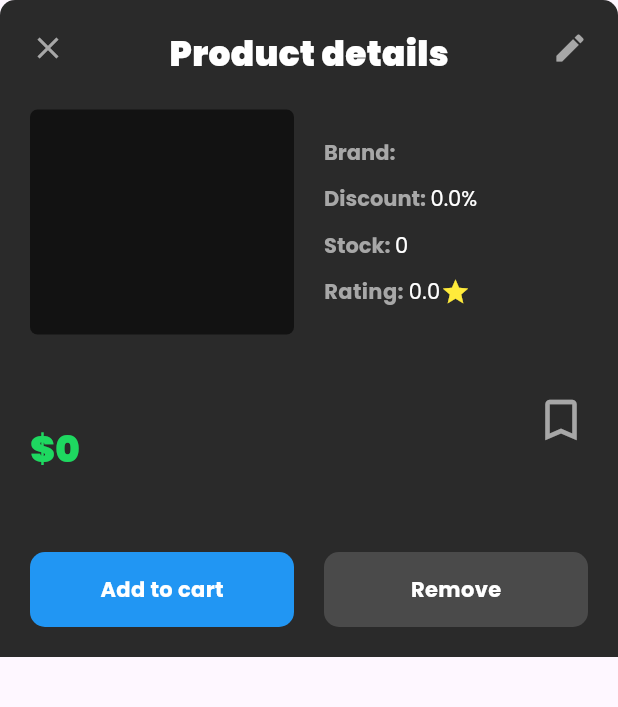
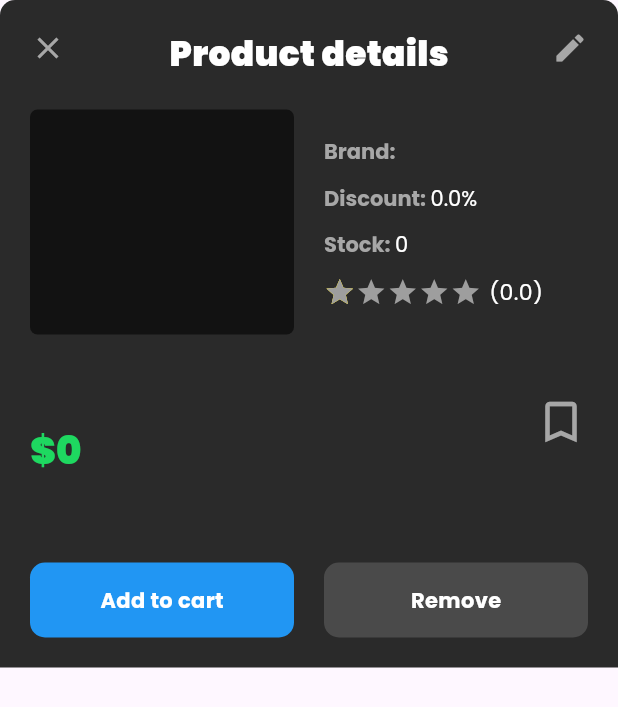
Before and after one commit to helkaloic/simple_products, a Flutter app: the CustomBottomSheetView widget shown alone on an empty page, opened directly with empty values, on a phone screen of 412 x 824 dp. Shown: the top 707 px of the screen. Run offline on Flutter 3.47's test engine with Material 2 defaults, Android fonts, the light colour scheme and no system bars; drawn by our look-alikes of carousel_slider; our stand-ins replace cached_network_image, flutter_screenutil, go_router, google_fonts, image_picker; network calls fail.

Commit message:
add rating stars

```diff
--- a/lib/views/components/custom_bottom_sheet_view.dart
+++ b/lib/views/components/custom_bottom_sheet_view.dart
@@ -8,6 +8,7 @@ import 'package:simple_products/models/product_model.dart';
 import 'package:simple_products/utils/constants.dart';
 import 'package:simple_products/utils/utils.dart';
 import 'package:simple_products/view_model/product_view_model.dart';
+import 'package:simple_products/views/components/custom_rating_bar_view.dart';
 
 class CustomBottomSheetView extends StatelessWidget {
   const CustomBottomSheetView({
@@ -122,6 +123,7 @@ class CustomBottomSheetView extends StatelessWidget {
         color: AppColor.textGrey,
         fontWeight: FontWeight.normal,
         fontSize: 32.sp,
+        height: 1.75,
       ),
     );
   }
@@ -148,7 +150,7 @@ class CustomBottomSheetView extends StatelessWidget {
               Text(
                 '\$${product.price ?? ''}',
                 style: AppTheme.bigTitle.copyWith(
-                  fontSize: 54.sp,
+                  fontSize: 56.sp,
                   color: AppColor.green,
                 ),
               ),
@@ -230,30 +232,9 @@ class CustomBottomSheetView extends StatelessWidget {
             overflow: TextOverflow.fade,
           ),
           addHeightSpace(SMALL_PADDING),
-          Row(
-            mainAxisSize: MainAxisSize.min,
-            children: [
-              Text.rich(TextSpan(
-                children: [
-                  TextSpan(
-                    text: 'Rating: ',
-                    style: AppTheme.mediumText.copyWith(
-                      fontWeight: FontWeight.bold,
-                      color: AppColor.textGrey,
-                    ),
-                  ),
-                  TextSpan(
-                    text: '${product.rating}',
-                    style: AppTheme.mediumText,
-                  ),
-                ],
-              )),
-              const Icon(
-                Icons.star,
-                color: Colors.yellow,
-                size: 20,
-              ),
-            ],
+          RatingBarView(
+            rating: product.rating ?? 0.0,
+            size: 21,
           ),
         ],
       ),
--- /dev/null
+++ b/lib/views/components/custom_rating_bar_view.dart
@@ -0,0 +1,83 @@
+import 'package:flutter/material.dart';
+import 'package:simple_products/config/theme/theme.dart';
+
+// Source: https://learnflutter.co/flutter-rating-widget-star-rating-bar/
+
+class RatingBarView extends StatelessWidget {
+  final double rating;
+  final double size;
+  final Color color;
+  final int? ratingCount;
+  const RatingBarView({
+    super.key,
+    required this.rating,
+    this.color = Colors.yellow,
+    this.size = 18,
+    this.ratingCount,
+  });
+
+  @override
+  Widget build(BuildContext context) {
+    List<Widget> starList = [];
+
+    int realNumber = rating.floor();
+    int partNumber = ((rating - realNumber) * 10).ceil();
+
+    for (int i = 0; i < 5; i++) {
+      if (i < realNumber) {
+        starList.add(Icon(Icons.star, color: color, size: size));
+      } else if (i == realNumber) {
+        starList.add(SizedBox(
+          height: size,
+          width: size,
+          child: Stack(
+            fit: StackFit.expand,
+            children: [
+              Icon(Icons.star, color: color, size: size),
+              ClipRect(
+                clipper: _Clipper(part: partNumber),
+                child: Icon(Icons.star, color: Colors.grey, size: size),
+              )
+            ],
+          ),
+        ));
+      } else {
+        starList.add(Icon(Icons.star, color: Colors.grey, size: size));
+      }
+    }
+    starList.add(
+      Padding(
+          padding: const EdgeInsets.only(left: 5),
+          child: Text(
+            '(${ratingCount ?? double.parse(rating.toStringAsFixed(1))})',
+            style: AppTheme.mediumText.copyWith(
+              fontSize: size * 0.7,
+            ),
+          )),
+    );
+
+    return Wrap(
+      crossAxisAlignment: WrapCrossAlignment.center,
+      children: starList,
+    );
+  }
+}
+
+class _Clipper extends CustomClipper<Rect> {
+  final int part;
+
+  _Clipper({required this.part});
+
+  @override
+  Rect getClip(Size size) {
+    return Rect.fromLTRB(
+      (size.width / 10) * part,
+      0.0,
+      size.width,
+      size.height,
+    );
+  }
+
+  @override
+  bool shouldReclip(CustomClipper<Rect> oldClipper) => true;
+}
```
